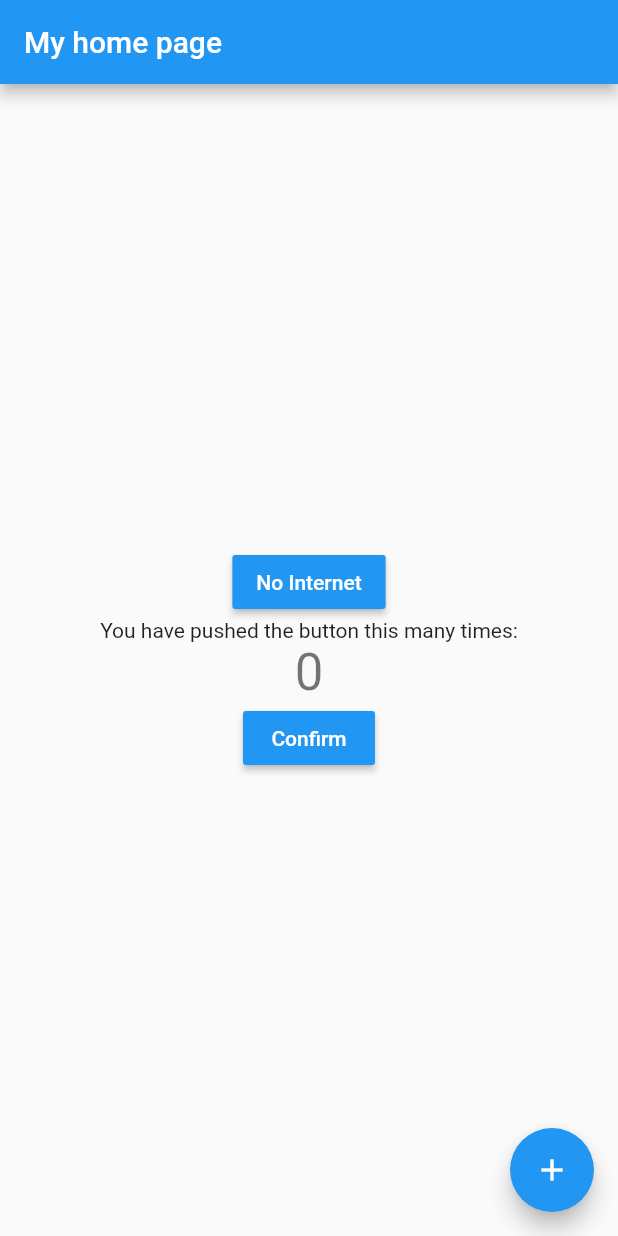
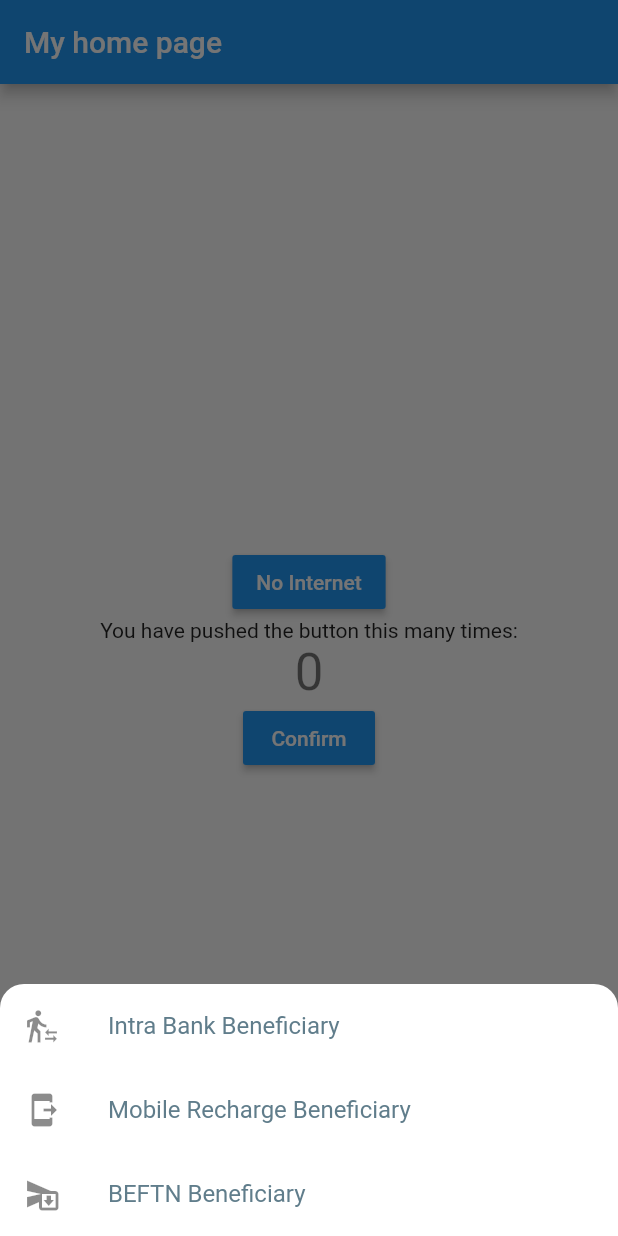
Before and after one commit to mnisiddique/fun_with_bloc, a Flutter app: the screen it shows after launch, after a tap on "Confirm", on a phone screen of 412 x 824 dp. Run offline on Flutter 3.47's test engine with Material 2 defaults, Android fonts, the phone set to English and light mode, and no system bars; our stand-ins replace get_it.

Commit message:
Adds demo bottom sheet

```diff
--- a/lib/app/dependency/dependency.dart
+++ b/lib/app/dependency/dependency.dart
@@ -1,4 +1,5 @@
 import 'package:fun_with_bloc/app/dialog/alert_service.dart';
+import 'package:fun_with_bloc/app/dialog/bottomsheet_service.dart';
 import 'package:get_it/get_it.dart';
 
 class Dependency {
@@ -7,5 +8,6 @@ class Dependency {
 
   static void initDependency() {
     sl.registerLazySingleton(() => AlertServiceImpl());
+    sl.registerLazySingleton(() => BottomSheetServiceImpl());
   }
 }
--- /dev/null
+++ b/lib/commons/dialog/bottomsheet/beneficiary/beneficiary_picker.dart
@@ -0,0 +1,15 @@
+import 'package:flutter/material.dart';
+import 'package:fun_with_bloc/app/dialog/app_dialog.dart';
+import 'package:fun_with_bloc/commons/dialog/bottomsheet/beneficiary/widget/beneficiary_types_listview.dart';
+import 'package:fun_with_bloc/commons/dialog/bottomsheet/bottomshet_config.dart';
+
+class BeneficiaryPickerBottomSheet extends AppBottomSheet {
+  BeneficiaryPickerBottomSheet() {
+    config = BottomSheetConfigRes.roundedShapeConfig;
+  }
+
+  @override
+  Widget build() {
+    return BeneficiayTypesListView();
+  }
+}
--- /dev/null
+++ b/lib/commons/dialog/bottomsheet/beneficiary/view_model/beneficiary_type.dart
@@ -0,0 +1,39 @@
+import 'package:flutter/cupertino.dart';
+import 'package:fun_with_bloc/commons/dialog/bottomsheet/beneficiary/view_model/data_src.dart';
+
+class BeneficiaryType {
+  late String type;
+  late IconData icon;
+
+  BeneficiaryType(this.type, this.icon);
+
+  BeneficiaryType.fromJson(Map<String, dynamic> json) {
+    type = json['type'];
+    icon = json['icon'];
+  }
+
+  Map<String, dynamic> toJson() {
+    final Map<String, dynamic> data = <String, dynamic>{};
+    data['type'] = type;
+    data['icon'] = icon;
+    return data;
+  }
+}
+
+class BeneficiaryTypeData {
+  final List<BeneficiaryType> beneTypes;
+
+  BeneficiaryTypeData.fromSrc(List<Map<String, dynamic>> list)
+      : beneTypes = _parse(list);
+
+  static List<BeneficiaryType> _parse(List<Map<String, dynamic>> list) {
+    List<BeneficiaryType> data = [];
+    for (final Map<String, dynamic> mapItem in list) {
+      data.add(BeneficiaryType.fromJson(mapItem));
+    }
+    return data;
+  }
+}
+
+BeneficiaryTypeData get beneficiaryTypes =>
+    BeneficiaryTypeData.fromSrc(dataSrc);
--- /dev/null
+++ b/lib/commons/dialog/bottomsheet/beneficiary/view_model/data_src.dart
@@ -0,0 +1,16 @@
+import 'package:flutter/material.dart';
+
+const List<Map<String, dynamic>> dataSrc = [
+  {
+    "type": "Intra Bank Beneficiary",
+    "icon": Icons.transfer_within_a_station,
+  },
+  {
+    "type": "Mobile Recharge Beneficiary",
+    "icon": Icons.send_to_mobile,
+  },
+  {
+    "type": "BEFTN Beneficiary",
+    "icon": Icons.send_and_archive,
+  },
+];
--- /dev/null
+++ b/lib/commons/dialog/bottomsheet/beneficiary/widget/beneficiary_types_list_item.dart
@@ -0,0 +1,17 @@
+import 'package:flutter/material.dart';
+import 'package:fun_with_bloc/app/res/style_res/alert_style_res.dart';
+import 'package:fun_with_bloc/commons/dialog/bottomsheet/beneficiary/view_model/beneficiary_type.dart';
+
+class BeneficiaryTypesListItem extends StatelessWidget {
+  final BeneficiaryType beneficiaryType;
+
+  const BeneficiaryTypesListItem({super.key, required this.beneficiaryType});
+  @override
+  Widget build(BuildContext context) {
+    return ListTile(
+      leading: Icon(beneficiaryType.icon),
+      title: Text(beneficiaryType.type, style: AlertStyleRes.contentStyle),
+      onTap: () => Navigator.of(context).pop(beneficiaryType),
+    );
+  }
+}
--- /dev/null
+++ b/lib/commons/dialog/bottomsheet/beneficiary/widget/beneficiary_types_listview.dart
@@ -0,0 +1,19 @@
+import 'package:flutter/material.dart';
+import 'package:fun_with_bloc/commons/dialog/bottomsheet/beneficiary/view_model/beneficiary_type.dart';
+import 'package:fun_with_bloc/commons/dialog/bottomsheet/beneficiary/widget/beneficiary_types_list_item.dart';
+
+class BeneficiayTypesListView extends StatelessWidget {
+  final BeneficiaryTypeData data;
+
+  BeneficiayTypesListView({super.key}) : data = beneficiaryTypes;
+
+  @override
+  Widget build(BuildContext context) {
+    return ListView.builder(
+      itemCount: data.beneTypes.length,
+      shrinkWrap: true,
+      itemBuilder: (ctx, index) =>
+          BeneficiaryTypesListItem(beneficiaryType: data.beneTypes[index]),
+    );
+  }
+}
--- a/lib/screens/landing_screen/landing_sreen.dart
+++ b/lib/screens/landing_screen/landing_sreen.dart
@@ -2,10 +2,13 @@ import 'dart:developer';
 
 import 'package:flutter/material.dart';
 import 'package:fun_with_bloc/app/dialog/alert_service.dart';
+import 'package:fun_with_bloc/app/dialog/bottomsheet_service.dart';
 import 'package:fun_with_bloc/app/res/label_index.dart';
 import 'package:fun_with_bloc/commons/dialog/alert/boolean_decision_alert.dart';
 import 'package:fun_with_bloc/commons/dialog/alert/no_internet_alert.dart';
 import 'package:fun_with_bloc/commons/dialog/alert/willpopscope_alert.dart';
+import 'package:fun_with_bloc/commons/dialog/bottomsheet/beneficiary/beneficiary_picker.dart';
+import 'package:fun_with_bloc/commons/dialog/bottomsheet/beneficiary/view_model/beneficiary_type.dart';
 
 class MyHomePage extends StatefulWidget {
   const MyHomePage({
@@ -21,6 +24,8 @@ class MyHomePage extends StatefulWidget {
 
 class _MyHomePageState extends State<MyHomePage> {
   int _counter = 0;
+
+  BeneficiaryType? _beneType;
 
   void _incrementCounter() {
     setState(() {
@@ -49,6 +54,10 @@ class _MyHomePageState extends State<MyHomePage> {
                     alertService.showAlert(context, NoInterNetAlert()),
                 child: const Text("No Internet"),
               ),
+              _beneType == null
+                  ? const SizedBox()
+                  : Text(_beneType!.type,
+                      style: Theme.of(context).textTheme.headline5),
               const Text(
                 'You have pushed the button this many times:',
               ),
@@ -59,7 +68,14 @@ class _MyHomePageState extends State<MyHomePage> {
               MaterialButton(
                 color: Colors.blue,
                 textColor: Colors.white,
-                onPressed: () {},
+                onPressed: () async {
+                  final type =
+                      await bottomSheetService.showBottomSheet<BeneficiaryType>(
+                          context, BeneficiaryPickerBottomSheet());
+                  setState(() {
+                    _beneType = type;
+                  });
+                },
                 child: const Text("Confirm"),
               )
             ],
```
